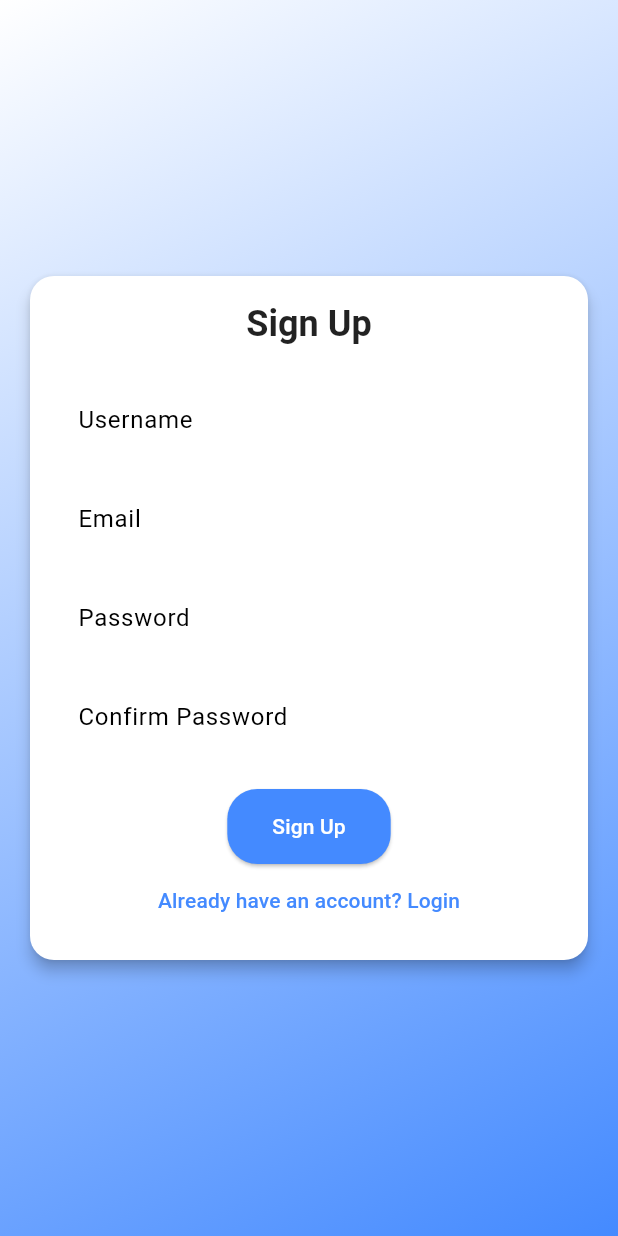
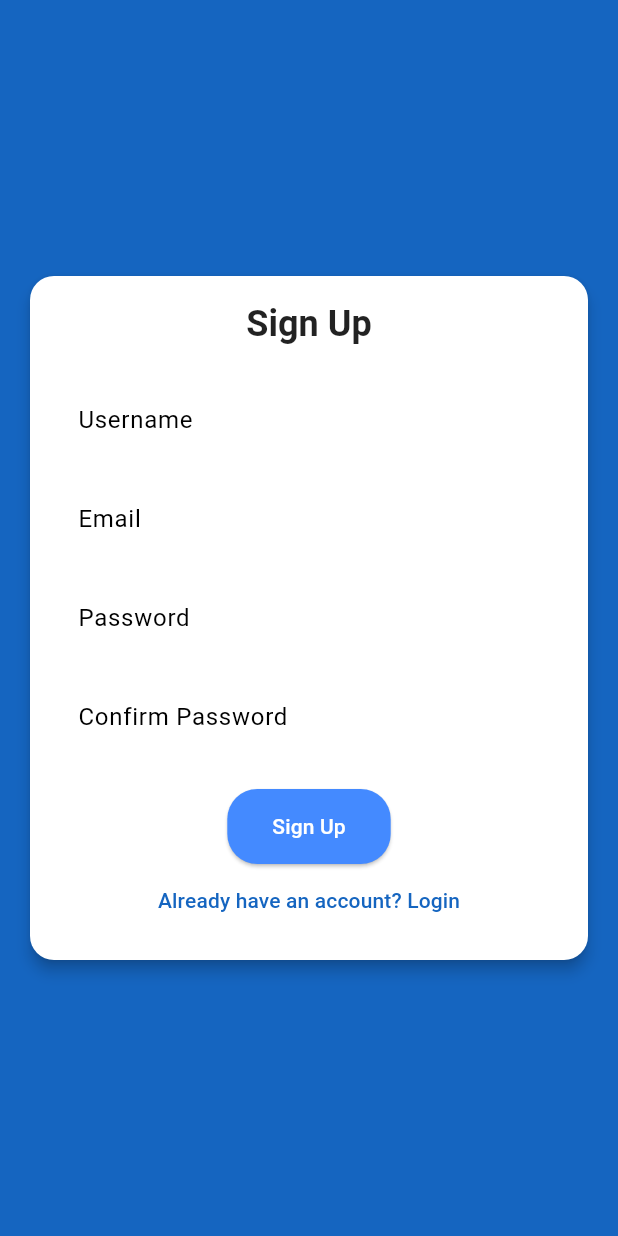
Before and after one commit to Isidro-Zertucha/flutter_exam, a Flutter app: the screen it shows after launch, after a tap on "Login", after a tap on "Don't have an account? Sign up", on a phone screen of 412 x 824 dp. Run offline on Flutter 3.47's test engine with Material 3 defaults, Android fonts, the phone set to English and light mode, and no system bars; our stand-ins replace shared_preferences; missing offline and left inert: country_flags; accounts and stored records are empty.

Commit message:
update colors

```diff
--- a/lib/screens/login_screen.dart
+++ b/lib/screens/login_screen.dart
@@ -48,8 +48,8 @@ class LoginScreenState extends State<LoginScreen> {
         decoration: BoxDecoration(
           gradient: LinearGradient(
             colors: [
-              Theme.of(context).colorScheme.surface,
-              Theme.of(context).colorScheme.secondary,
+              Theme.of(context).colorScheme.primary,
+              Theme.of(context).colorScheme.primary,
             ],
             begin: Alignment.topLeft,
             end: Alignment.bottomRight,
@@ -110,7 +110,7 @@ class LoginScreenState extends State<LoginScreen> {
                         },
                         child: Text(
                           l10n.dontHaveAnAccount,
-                          style: TextStyle(color: Theme.of(context).colorScheme.secondary),
+                          style: TextStyle(color: Theme.of(context).colorScheme.primary),
                         ),
                       ),
                     ],
--- a/lib/screens/signup_screen.dart
+++ b/lib/screens/signup_screen.dart
@@ -63,8 +63,8 @@ class SignUpScreenState extends State<SignUpScreen> {
         decoration: BoxDecoration(
           gradient: LinearGradient(
             colors: [
-              Theme.of(context).colorScheme.surface,
-              Theme.of(context).colorScheme.secondary,
+              Theme.of(context).colorScheme.primary,
+              Theme.of(context).colorScheme.primary,
             ],
             begin: Alignment.topLeft,
             end: Alignment.bottomRight,
@@ -161,7 +161,7 @@ class SignUpScreenState extends State<SignUpScreen> {
                         onPressed: () => Navigator.of(context).pop(),
                         child: Text(
                           l10n.alreadyHaveAnAccount,
-                          style: TextStyle(color: Theme.of(context).colorScheme.secondary),
+                          style: TextStyle(color: Theme.of(context).colorScheme.primary),
                         ),
                       )
                     ],
```
